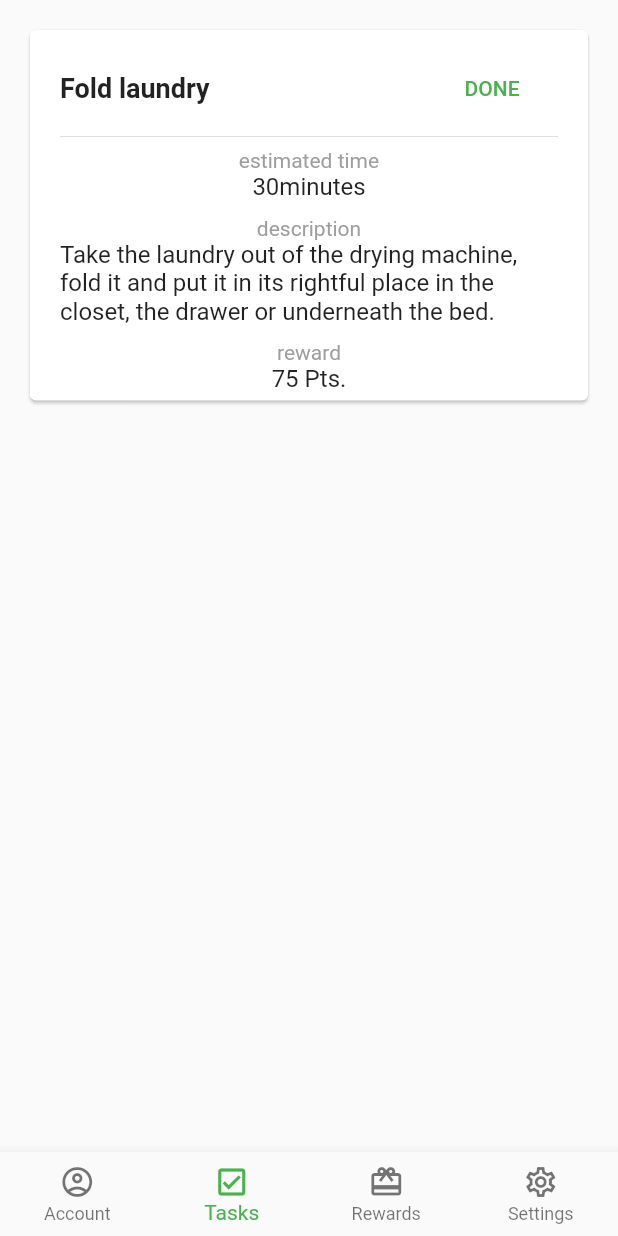
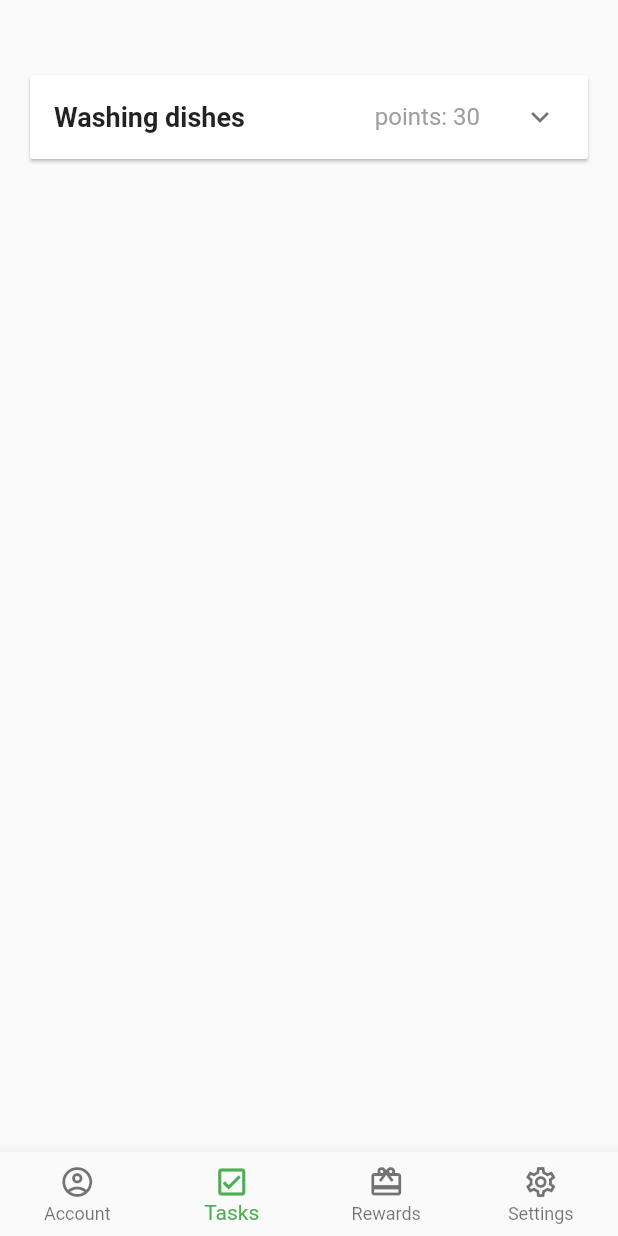
Before and after one commit to milua/housework, a Flutter app: the screen it shows after launch, item 2 of the bottom bar chosen, on a phone screen of 412 x 824 dp. Run offline on Flutter 3.47's test engine with Material 2 defaults, Android fonts, the phone set to English and light mode, and no system bars.

Commit message:
Task-Card zum Expansion Panel umgewandelt

```diff
--- a/lib/rewards/components/reward-card.dart
+++ b/lib/rewards/components/reward-card.dart
@@ -6,8 +6,9 @@ class RewardCard extends StatelessWidget {
     const TextStyle labelTextStyle = TextStyle(color: Colors.grey);
 
     return Card(
+      elevation: 2,
       child: Padding(
-        padding: const EdgeInsets.fromLTRB(20.0, 15.0, 20.0, 5.0),
+        padding: const EdgeInsets.fromLTRB(20.0, 15.0, 20.0, 10.0),
         child: Row(
             mainAxisAlignment: MainAxisAlignment.spaceBetween,
             crossAxisAlignment: CrossAxisAlignment.center,
@@ -46,7 +47,7 @@ class RewardCard extends StatelessWidget {
               ),
             ]),
       ),
-      margin: EdgeInsets.all(20),
+      margin: EdgeInsets.fromLTRB(20.0, 50.0, 20.0, 15.0),
     );
   }
 }
--- /dev/null
+++ b/lib/tasks/components/description-panel.dart
@@ -0,0 +1,112 @@
+/// Flutter code sample for ExpansionPanelList
+
+// Here is a simple example of how to implement ExpansionPanelList.
+
+import 'package:flutter/material.dart';
+
+// stores ExpansionPanel state information
+class PanelAttributes {
+  PanelAttributes({
+    this.expandedValue,
+    this.headerValue,
+    this.isExpanded = false,
+  });
+
+  String expandedValue;
+  String headerValue;
+  bool isExpanded;
+}
+
+PanelAttributes generateWidget(String header, String content) {
+  return PanelAttributes(
+    headerValue: header,
+    expandedValue: content,
+  );
+}
+
+/// This is the stateful widget that the main application instantiates.
+class DescriptionPanel extends StatefulWidget {
+  DescriptionPanel({Key key}) : super(key: key);
+
+  @override
+  _DescriptionPanelState createState() => _DescriptionPanelState();
+}
+
+/// This is the private State class that goes with MyStatefulWidget.
+class _DescriptionPanelState extends State<DescriptionPanel> {
+  PanelAttributes _data = generateWidget('description', 'some content');
+
+  @override
+  Widget build(BuildContext context) {
+    const TextStyle subtitleTExtStyle = TextStyle(color: Colors.grey);
+
+    return ExpansionPanelList(
+        elevation: 1,
+        expandedHeaderPadding: EdgeInsets.zero,
+        expansionCallback: (int index, bool isExpanded) {
+          setState(() {
+            _data.isExpanded = !isExpanded;
+          });
+        },
+        children: <ExpansionPanel>[
+          ExpansionPanel(
+            headerBuilder: (BuildContext context, bool isExpanded) {
+              return ListTile(
+                title: Row(
+                    mainAxisAlignment: MainAxisAlignment.spaceBetween,
+                    children: <Widget>[
+                      Text(
+                        'Washing dishes',
+                        style: TextStyle(
+                            fontSize: 18.0, fontWeight: FontWeight.bold),
+                      ),
+                      Text(
+                        'points: 30',
+                        style: subtitleTExtStyle,
+                      ),
+                    ]),
+              );
+            },
+            body: Padding(
+                padding: const EdgeInsets.fromLTRB(20.0, 15.0, 20.0, 5.0),
+                child: Column(
+                mainAxisAlignment: MainAxisAlignment.start,
+                children: <Widget>[
+                  Row(
+                      mainAxisAlignment: MainAxisAlignment.spaceBetween,
+                      crossAxisAlignment: CrossAxisAlignment.center,
+                      children: <Widget>[
+                        Column(
+                            mainAxisAlignment: MainAxisAlignment.start,
+                            crossAxisAlignment: CrossAxisAlignment.start,
+                            children: <Widget>[
+                              Text(
+                                'estimated time: 1 hour',
+                                style: subtitleTExtStyle,
+                              ),
+                              SizedBox(height: 10),
+                              Text(
+                                'description: ' + _data.expandedValue,
+                                style: subtitleTExtStyle,
+                              ),
+                            ]),
+                        Column(
+                          children: <Widget>[
+                            Row(
+                                mainAxisAlignment: MainAxisAlignment.end,
+                                children: <Widget>[
+                                  FlatButton(
+                                    child: Text("DONE"),
+                                    onPressed: () {},
+                                    textColor: Colors.green,
+                                  ),
+                                ]),
+                          ],
+                        ),
+                      ]),
+                ])),
+            isExpanded: _data.isExpanded,
+          )
+        ]);
+  }
+}
--- a/lib/tasks/components/task-card.dart
+++ b/lib/tasks/components/task-card.dart
@@ -1,62 +1,12 @@
 import 'package:flutter/material.dart';
+import 'package:housework/tasks/components/description-panel.dart';
 
 class TaskCard extends StatelessWidget {
   @override
   Widget build(BuildContext context) {
-    const TextStyle labelTextStyle = TextStyle(color: Colors.grey);
-    const TextStyle textStyle = TextStyle(fontSize: 16);
-    const SizedBox verticalSpace = SizedBox(height: 10);
-
-    return Card(
-      child: Padding(
-        padding: const EdgeInsets.fromLTRB(20.0, 15.0, 20.0, 5.0),
-        child: Column(
-          mainAxisAlignment: MainAxisAlignment.start,
-          children: <Widget>[
-            Row(
-                mainAxisAlignment: MainAxisAlignment.spaceBetween,
-                children: <Widget>[
-              Text(
-                'Fold laundry',
-                style: TextStyle(fontSize: 18.0, fontWeight: FontWeight.bold),
-              ),
-              FlatButton(
-                child: Text("DONE"),
-                onPressed: () {},
-                textColor: Colors.green,
-              ),
-            ]),
-            Divider(),
-            Text(
-              'estimated time',
-              style: labelTextStyle,
-            ),
-            Text(
-              '30minutes',
-              style: textStyle,
-            ),
-            verticalSpace,
-            Text(
-              'description',
-              style: labelTextStyle,
-            ),
-            Text(
-              'Take the laundry out of the drying machine, fold it and put it in its rightful place in the closet, the drawer or underneath the bed.',
-              style: textStyle,
-            ),
-            verticalSpace,
-            Text(
-              'reward',
-              style: labelTextStyle,
-            ),
-            Text(
-              '75 Pts.',
-              style: textStyle,
-            ),
-          ],
-        ),
-      ),
-      margin: EdgeInsets.all(20),
+    return Padding(
+        padding: const EdgeInsets.fromLTRB(20.0, 50.0, 20.0, 5.0),
+      child: DescriptionPanel(),
     );
   }
 }
```
